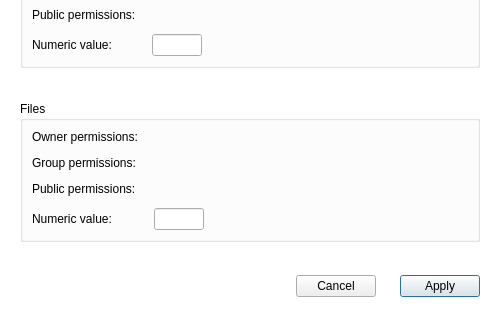
Old version of the form src/MEGASync/gui/ui/PermissionsDialog.ui in the repository meganz/MEGAsync; both pictures show x 0 to 500 and y 231 to 551 of the 500 by 551 pixel window.
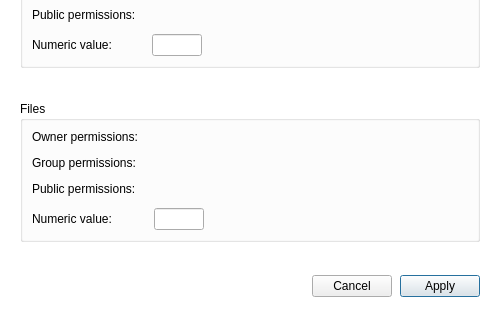
New version of the form. Custom widgets are drawn as their Qt base class.

Commit message: SNC-5992. Fix spacing on the permissions dialog.

Patch:
```diff
--- a/src/MEGASync/gui/ui/PermissionsDialog.ui
+++ b/src/MEGASync/gui/ui/PermissionsDialog.ui
@@ -346,6 +346,9 @@
    </item>
    <item>
     <layout class="QHBoxLayout" name="horizontalLayout">
+     <property name="spacing">
+      <number>8</number>
+     </property>
      <item>
       <spacer name="horizontalSpacer">
        <property name="orientation">
```
